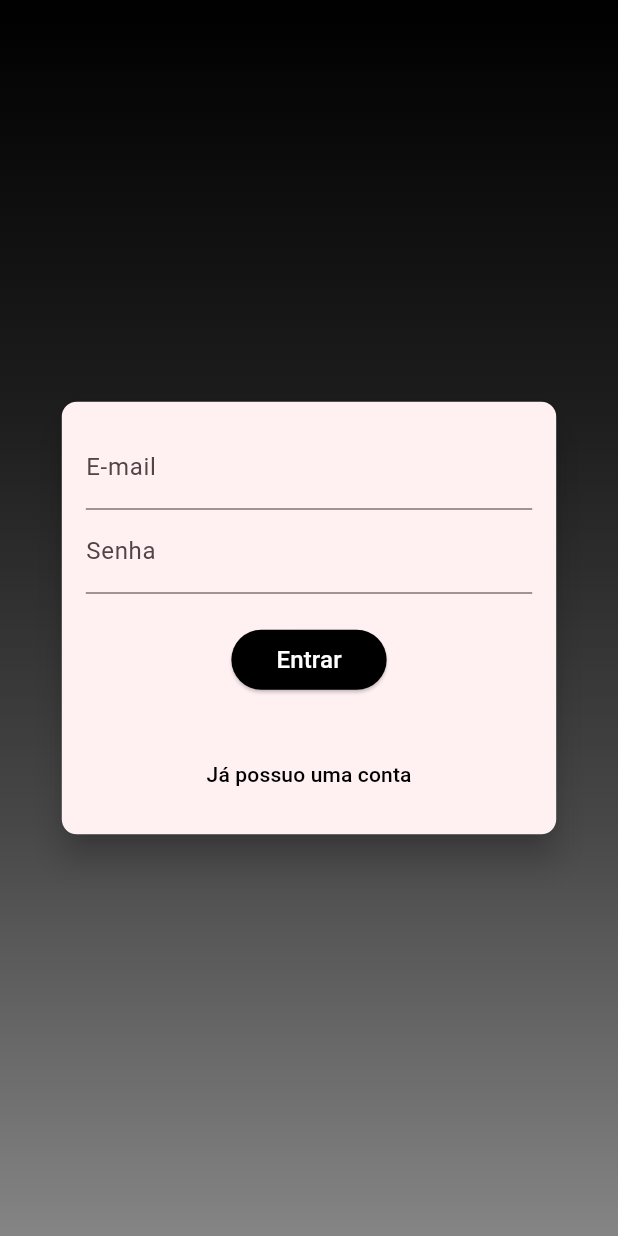
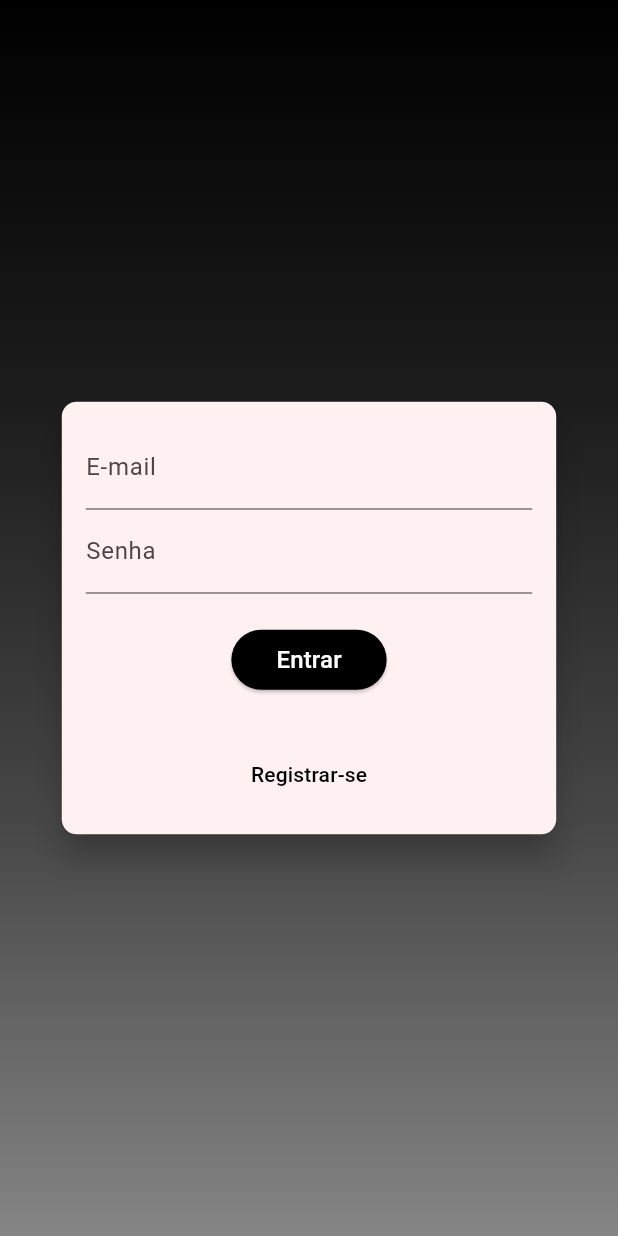
Before and after one commit to pires1945/comenta_ai, a Flutter app: the AuthPage screen opened directly, on a phone screen of 412 x 824 dp. Run offline on Flutter 3.47's test engine with Material 3 defaults, Android fonts, the phone set to English and light mode, and no system bars; our stand-ins replace image_picker; accounts and stored records are empty; network calls fail.

Commit message:
Ajustado o campo nome para o SingUp

```diff
--- a/lib/components/auth_form.dart
+++ b/lib/components/auth_form.dart
@@ -60,7 +60,7 @@ class _AuthFormState extends State<AuthForm> {
       child: Container(
         padding: const EdgeInsets.all(16),
         height: _formData.isSignup
-            ? deviceSize.height * 0.5
+            ? deviceSize.height * 0.65
             : deviceSize.height * 0.35,
         width: deviceSize.width * 0.8,
         child: Form(
@@ -69,6 +69,20 @@ class _AuthFormState extends State<AuthForm> {
             children: [
               if (_formData.isSignup)
                 UserImagePicker(onImagePick: _handleImagePick),
+              if (_formData.isSignup)
+                TextFormField(
+                  decoration: const InputDecoration(labelText: 'Nome'),
+                  keyboardType: TextInputType.emailAddress,
+                  onSaved: (newValue) => _formData.name = newValue ?? '',
+                  validator: (value) {
+                    final name = value ?? '';
+                    if (name.length < 3) {
+                      return 'O nome deve conter no mínimo 3 letras';
+                    } else {
+                      return null;
+                    }
+                  },
+                ),
               TextFormField(
                 decoration: const InputDecoration(labelText: 'E-mail'),
                 keyboardType: TextInputType.emailAddress,
@@ -145,8 +159,8 @@ class _AuthFormState extends State<AuthForm> {
                     });
                   },
                   child: Text(_formData.isSignup
-                      ? 'Registrar-se'
-                      : 'Já possuo uma conta')),
+                      ? 'Já possuo uma conta'
+                      : 'Registrar-se')),
             ],
           ),
         ),
```
